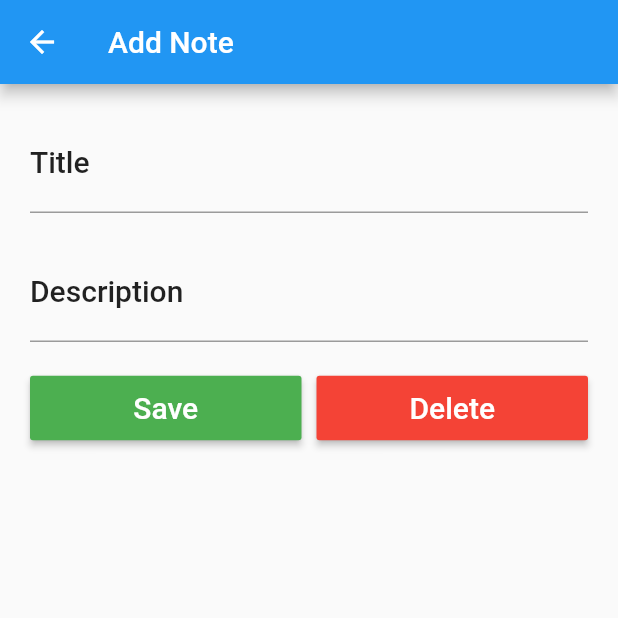
After one commit to avanish-patel/Flutter, a Flutter app: the screen it shows after launch, after a tap on the "add" icon, on a phone screen of 412 x 824 dp, the top half of it. The commit adds this screen. Run offline on Flutter 3.47's test engine with Material 2 defaults, Android fonts, the phone set to English and light mode, and no system bars.

Commit message:
Updated notekepper, Added asychronous dart

```diff
--- a/notekepper/lib/main.dart
+++ b/notekepper/lib/main.dart
@@ -1,4 +1,5 @@
 import 'package:flutter/material.dart';
+import 'package:notekepper/screens/notedetail.dart';
 import 'package:notekepper/screens/notelist.dart';
 
 
@@ -13,7 +14,7 @@ class NoteKeeper extends StatelessWidget {
       debugShowCheckedModeBanner: false,
       title: "NoteKeeper",
       theme: ThemeData(
-        primarySwatch: Colors.red,
+        primarySwatch: Colors.blue,
       ),
       home: NoteList(),
     );
--- /dev/null
+++ b/notekepper/lib/screens/notedetail.dart
@@ -0,0 +1,103 @@
+import 'package:flutter/material.dart';
+
+class NoteDetail extends StatefulWidget {
+
+  String appBarTitle;
+
+  NoteDetail(this.appBarTitle);
+
+  @override
+  State<StatefulWidget> createState() {
+    return NoteDetailState(appBarTitle);
+  }
+
+}
+
+class NoteDetailState extends State<NoteDetail> {
+
+  String appBarTitle;
+  TextEditingController titleController = TextEditingController();
+  TextEditingController descController = TextEditingController();
+
+  NoteDetailState(this.appBarTitle);
+
+
+  @override
+  Widget build(BuildContext context) {
+
+    TextStyle textStyle = Theme.of(context).textTheme.title;
+
+    return Scaffold(
+      appBar: AppBar(
+        title: Text(appBarTitle),
+      ),
+      body: Padding(
+          padding: EdgeInsets.all(10.0),
+          child: ListView(
+            children: <Widget>[
+
+              // title text field
+              Padding(
+                padding: EdgeInsets.all(10.0),
+                child: TextField(
+                  controller: titleController,
+                  style: textStyle,
+                  onChanged: (value) => debugPrint("changed title"),
+                  decoration: InputDecoration(
+                    labelText: "Title",
+                    labelStyle: textStyle,
+                  ),
+                ),
+              ),
+
+              // description text field
+              Padding(
+                padding: EdgeInsets.all(10.0),
+                child: TextField(
+                  controller: descController,
+                  style: textStyle,
+                  onChanged: (value)=> debugPrint("changed desc"),
+                  decoration: InputDecoration(
+                    labelText: "Description",
+                    labelStyle: textStyle
+                  ),
+                ),
+              ),
+
+              // row for two buttons
+              Padding(
+                padding: EdgeInsets.all(10.0),
+                child: Row(
+                  children: <Widget>[
+                    // save button
+                    Expanded(
+                      child: RaisedButton(
+                        padding: EdgeInsets.all(10.0),
+                        color: Colors.green,
+                        onPressed: () => debugPrint("save pressed"),
+                        child: Text("Save", style: TextStyle(fontSize: 20.0, color: Colors.white),),
+                      ),
+                    ),
+
+                    Container(width: 10.0,),
+                    // delete button
+                    Expanded(
+                      child: RaisedButton(
+                        padding: EdgeInsets.all(10.0),
+                        color: Colors.red,
+                        onPressed: () => debugPrint("delete pressed"),
+                        child: Text("Delete", style: TextStyle(fontSize: 20.0, color: Colors.white),),
+                      ),
+                    ),
+                  ],
+                ),
+              )
+            ],
+          ),
+
+
+      ),
+    );
+  }
+
+}
--- a/notekepper/lib/screens/notelist.dart
+++ b/notekepper/lib/screens/notelist.dart
@@ -1,16 +1,15 @@
 import 'package:flutter/material.dart';
+import 'package:notekepper/screens/notedetail.dart';
 
 class NoteList extends StatefulWidget {
-
   @override
   State<StatefulWidget> createState() {
     return _NoteList();
   }
-
 }
 
-
-class _NoteList extends State<NoteList>{
+class _NoteList extends State<NoteList> {
+  int count = 0;
 
   @override
   Widget build(BuildContext context) {
@@ -19,7 +18,39 @@ class _NoteList extends State<NoteList>{
         title: Text("NoteKeeper"),
       ),
 
+      body: getListView(),
+
+      // floating action button
+      floatingActionButton: FloatingActionButton(
+      // on press of add button navigate to note detail page using Navigator
+      onPressed: () => Navigator.push(context, MaterialPageRoute(builder: (context) => NoteDetail("Add Note"))),
+        tooltip: "Add Note",
+        child: Icon(Icons.add),
+      ),
     );
   }
 
+  // function return ListView
+  ListView getListView() {
+    return ListView.builder(
+        itemCount: count,
+        itemBuilder: (BuildContext context, int position) {
+          // build card
+          return Card(
+            color: Colors.white,
+            elevation: 2.0,
+            // child of card is ListTile
+            child: ListTile(
+              leading: CircleAvatar(
+                backgroundColor: Colors.yellow,
+                child: Icon(Icons.keyboard_arrow_right),
+              ),
+              title: Text("Some dummy text"),
+              subtitle: Text("01/01/2019"),
+              trailing: Icon(Icons.delete),
+              onTap: () => Navigator.push(context, MaterialPageRoute(builder: (context) => NoteDetail("Edit Note"))),
+            )
+          );
+        });
+  }
 }
```
Also changed, not shown: asynchronous.dart (added, +45 -0 lines), 3 other files.
